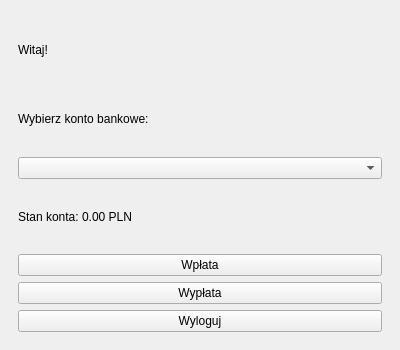
Before: the Qt Designer form bankapp.ui in majkus522/aplikacja-bankowa, drawn with Qt 5.
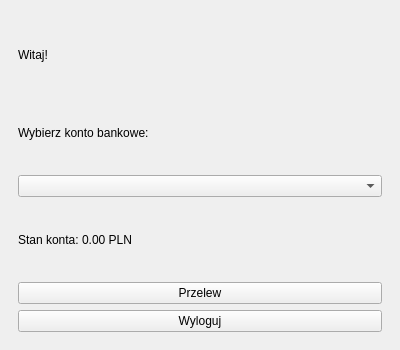
After: the same form once the commit is applied. The open tabs and pages were chosen to show the change.

Patch:
```diff
--- a/bankapp.ui
+++ b/bankapp.ui
@@ -49,14 +49,7 @@
         <item>
          <widget class="QPushButton" name="btnDeposit">
           <property name="text">
-           <string>Wpłata</string>
-          </property>
-         </widget>
-        </item>
-        <item>
-         <widget class="QPushButton" name="btnWithdraw">
-          <property name="text">
-           <string>Wypłata</string>
+           <string>Przelew</string>
           </property>
          </widget>
         </item>
```
Left out of the diff: 4 changed lines with no effect on the pictures.
